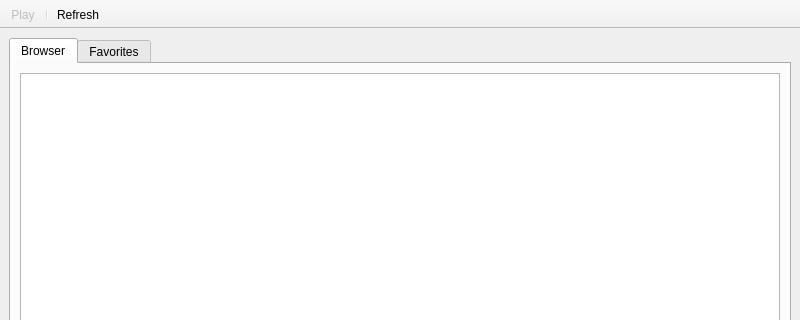
The window that files/tes3mp/ui/Main.ui (kyaustad/TES3MP-NG) describes before a commit, drawn with Qt 5; both pictures show x 0 to 800 and y 0 to 320 of the 800 by 600 pixel window.
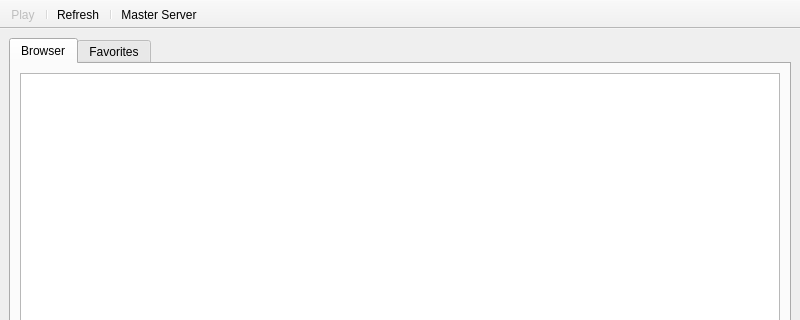
The same window after the commit.

Commit message:
Let players choose the server browser's master server
The browser's Master Server button opens a dialog with the address and port
of the master server whose list it shows, and a button that restores the
default from tes3mp-client-default.cfg. The choice is saved in the
install's tes3mp-client.cfg, keeping its other settings and comments, and
the list refreshes from the new master. The window title shows the master
server in use.

mwmp::IniSettings can load only the default file, set values and save a
file through OpenMW's settings parser.

```diff
--- a/files/tes3mp/ui/Main.ui
+++ b/files/tes3mp/ui/Main.ui
@@ -215,6 +215,8 @@
    <addaction name="actionPlay"/>
    <addaction name="separator"/>
    <addaction name="actionRefresh"/>
+   <addaction name="separator"/>
+   <addaction name="actionMasterServer"/>
   </widget>
   <action name="actionAdd">
    <property name="enabled">
@@ -245,6 +247,14 @@
     <string>Play</string>
    </property>
   </action>
+  <action name="actionMasterServer">
+   <property name="text">
+    <string>Master Server...</string>
+   </property>
+   <property name="toolTip">
+    <string>Choose the master server whose list of servers is shown</string>
+   </property>
+  </action>
   <action name="actionAdd_by_IP">
    <property name="text">
     <string>Add by address</string>
```
The commit also changes 6 other files.
